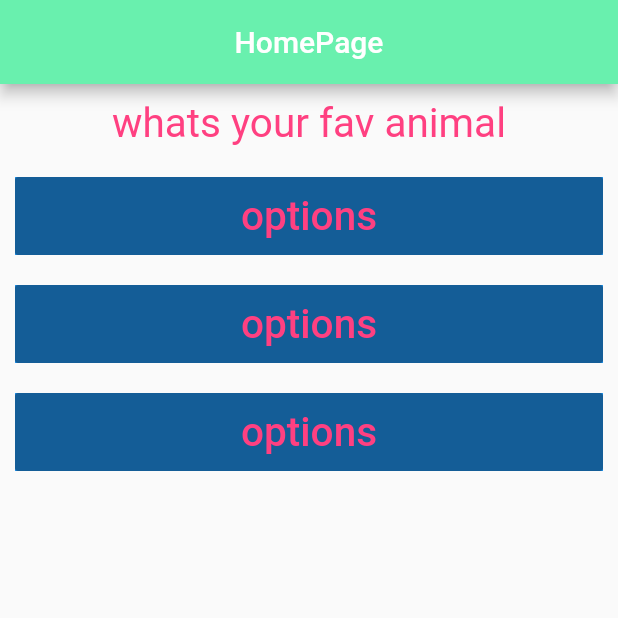
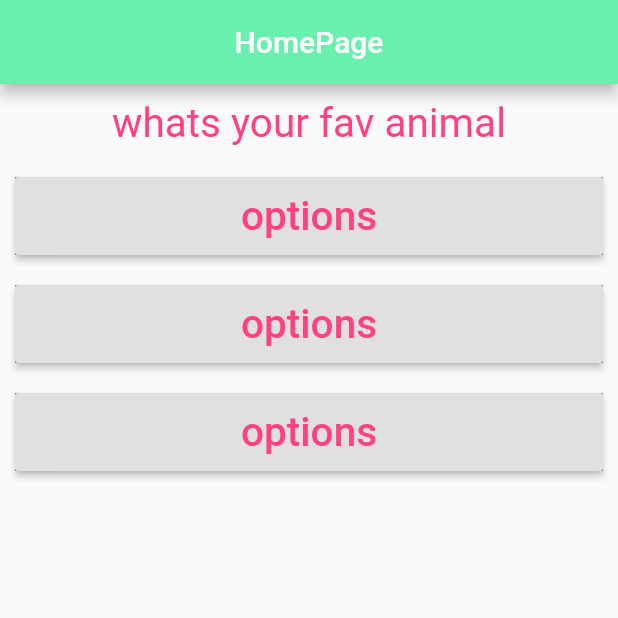
Before and after one commit to SubashMuruganDev/Flutter-QuizApp, a Flutter app: the screen it shows after launch, on a phone screen of 412 x 824 dp, the top half of it. Run offline on Flutter 3.47's test engine with Material 2 defaults, Android fonts, the phone set to English and light mode, and no system bars.

Commit message:
implimented fucntion call back

```diff
--- a/lib/C_ButtonWidget.dart
+++ b/lib/C_ButtonWidget.dart
@@ -3,6 +3,12 @@ import 'package:flutter/material.dart';
 import './C_TextWidget.dart';
 
 class C_ButtonWidget extends StatelessWidget {
+  final Function dataHandler;
+
+  C_ButtonWidget(
+    this.dataHandler,
+  );//constructor reciving function
+
   @override
   Widget build(BuildContext context) {
     return Container(
@@ -11,7 +17,7 @@ class C_ButtonWidget extends StatelessWidget {
       margin: EdgeInsets.all(10),
       child: RaisedButton(
         child: C_TextWidget('options'),
-        onPressed: null,
+        onPressed: dataHandler,
       ),
     );
   }
--- a/lib/main.dart
+++ b/lib/main.dart
@@ -52,9 +52,9 @@ class _MyAppState extends State<MyApp> {
             C_TextWidget(
               _questions[_index],
             ),
-            C_ButtonWidget(),
-            C_ButtonWidget(),
-            C_ButtonWidget(),
+            C_ButtonWidget(onPressed),
+            C_ButtonWidget(onPressed),
+            C_ButtonWidget(onPressed),
           ],
         ),
       ),
```
